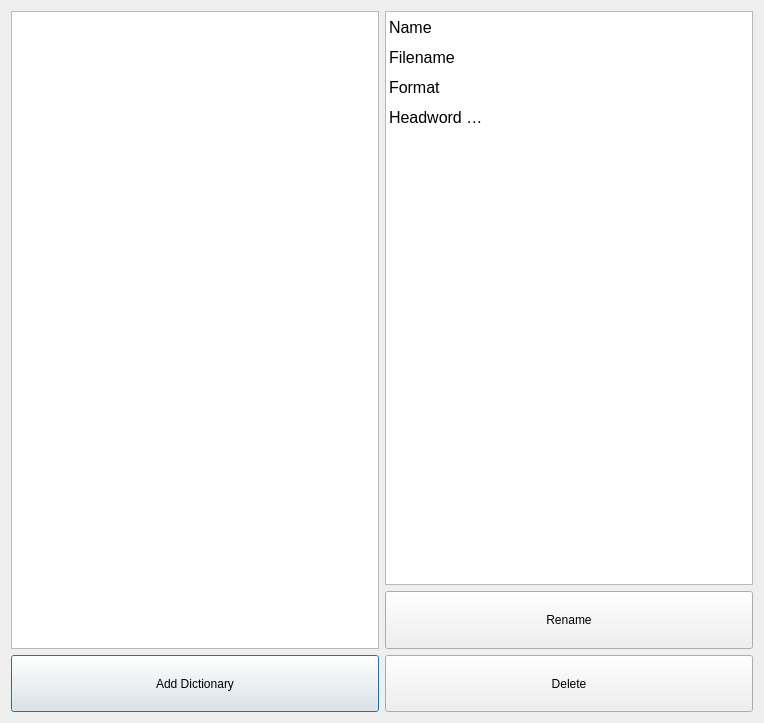
This is src/edit/dictionarydialog.ui in Crissium/SilverDict-desktop as Qt 5 draws it before an edit. The edited form follows.
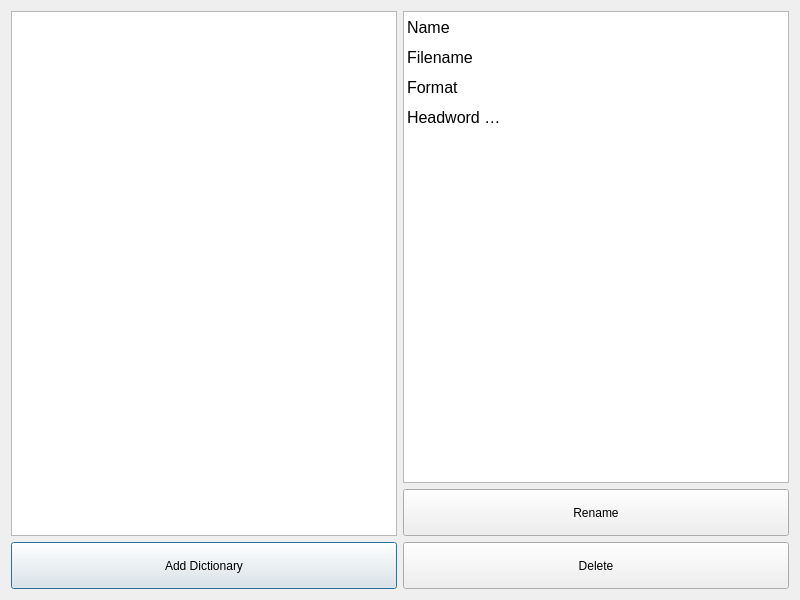
This is the edited form.

What changed in the file:
```diff
--- a/src/edit/dictionarydialog.ui
+++ b/src/edit/dictionarydialog.ui
@@ -6,8 +6,8 @@
    <rect>
     <x>0</x>
     <y>0</y>
-    <width>764</width>
-    <height>723</height>
+    <width>800</width>
+    <height>600</height>
    </rect>
   </property>
   <property name="sizePolicy">
```
